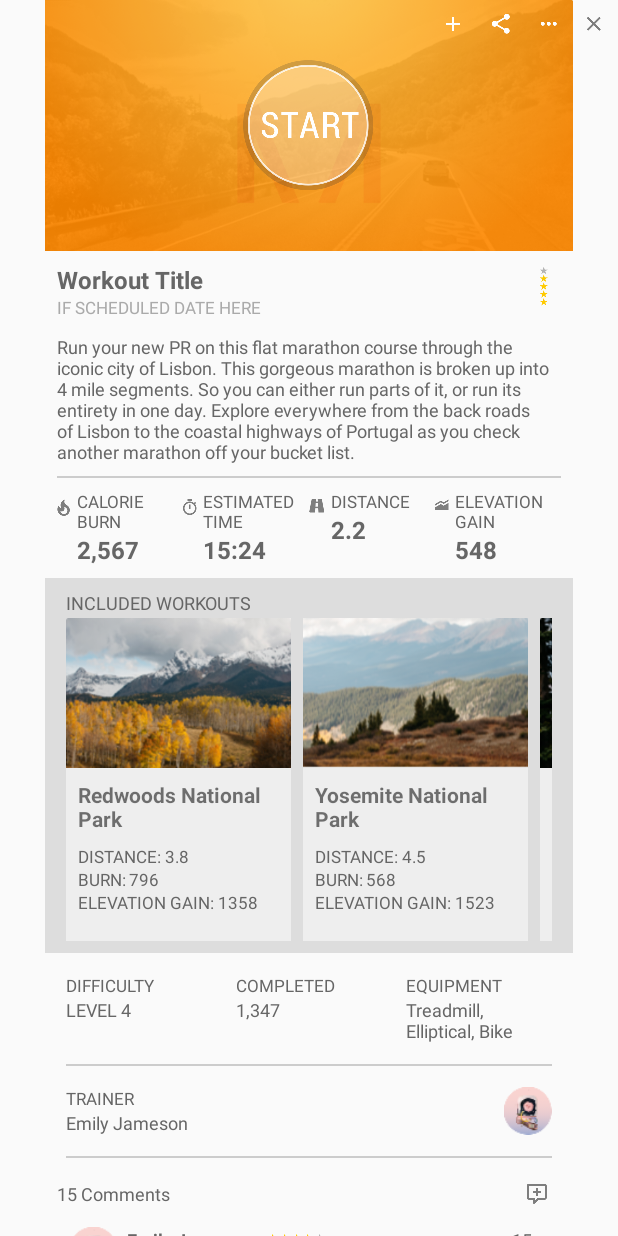
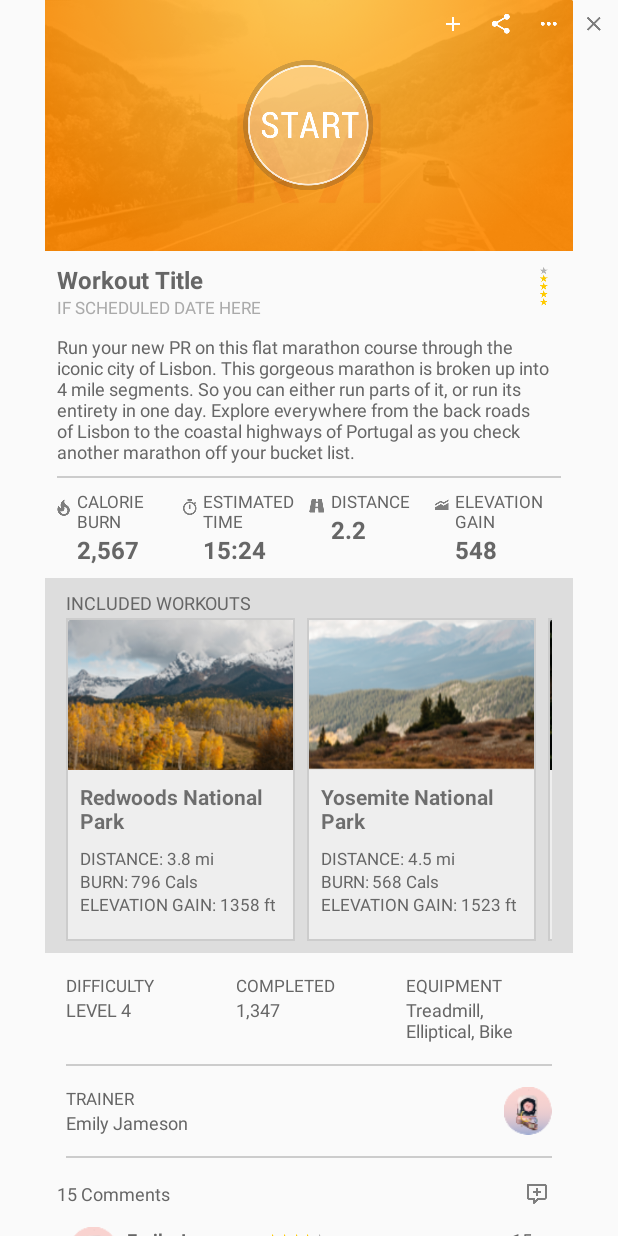
Before and after one commit to kevin0221/Delivery, an Android app: the screen it shows after launch (MainActivity), on a phone screen of 412 x 824 dp. Run offline under Robolectric (Android 15) with nearby library versions, the phone set to English and light mode, and no system bars; Roboto replaces fonts that are not available here.

Commit message:
changed included workout item view.

```diff
--- a/app/src/main/java/delivery/dev/com/delivery/adapters/HorizontalListAdapter.java
+++ b/app/src/main/java/delivery/dev/com/delivery/adapters/HorizontalListAdapter.java
@@ -58,9 +58,9 @@ public class HorizontalListAdapter extends BaseAdapter {
         imgThumb.setImageResource(picId);
 
         txtTitle.setText(data.get("title"));
-        txtDistance.setText(data.get("distance"));
-        txtBurn.setText(data.get("burn"));
-        txtElevation.setText(data.get("elevation"));
+        txtDistance.setText(data.get("distance") + " mi");
+        txtBurn.setText(data.get("burn") + " Cals");
+        txtElevation.setText(data.get("elevation") + " ft");
 
         return retval;
     }
--- a/app/src/main/res/layout/view_included_workout_item.xml
+++ b/app/src/main/res/layout/view_included_workout_item.xml
@@ -3,7 +3,12 @@
     android:layout_width="wrap_content"
     android:layout_height="wrap_content"
     android:orientation="horizontal" >
-    <LinearLayout xmlns:android="http://schemas.android.com/apk/res/android"
+    <LinearLayout
+        android:layout_width="wrap_content"
+        android:layout_height="wrap_content"
+        style="@style/CardLayoutBorder">
+
+        <LinearLayout
             android:layout_width="150dp"
             android:layout_height="220dp"
             android:orientation="vertical"
@@ -94,10 +99,13 @@
                 </LinearLayout>
 
             </LinearLayout>
+
         </LinearLayout>
+    </LinearLayout>
+
     <LinearLayout
         android:layout_width="8dp"
-        android:layout_height="200dp">
+        android:layout_height="220dp">
 
     </LinearLayout>
 
--- a/app/src/main/res/values/styles.xml
+++ b/app/src/main/res/values/styles.xml
@@ -80,4 +80,9 @@
         <item name="android:textStyle">bold</item>
     </style>
 
+    <style name="CardLayoutBorder">
+        <item name="android:background">@color/border_gray</item>
+        <item name="android:padding">1dp</item>
+    </style>
+
 </resources>
```
Lines whose indentation alone changed are shown as unchanged.
